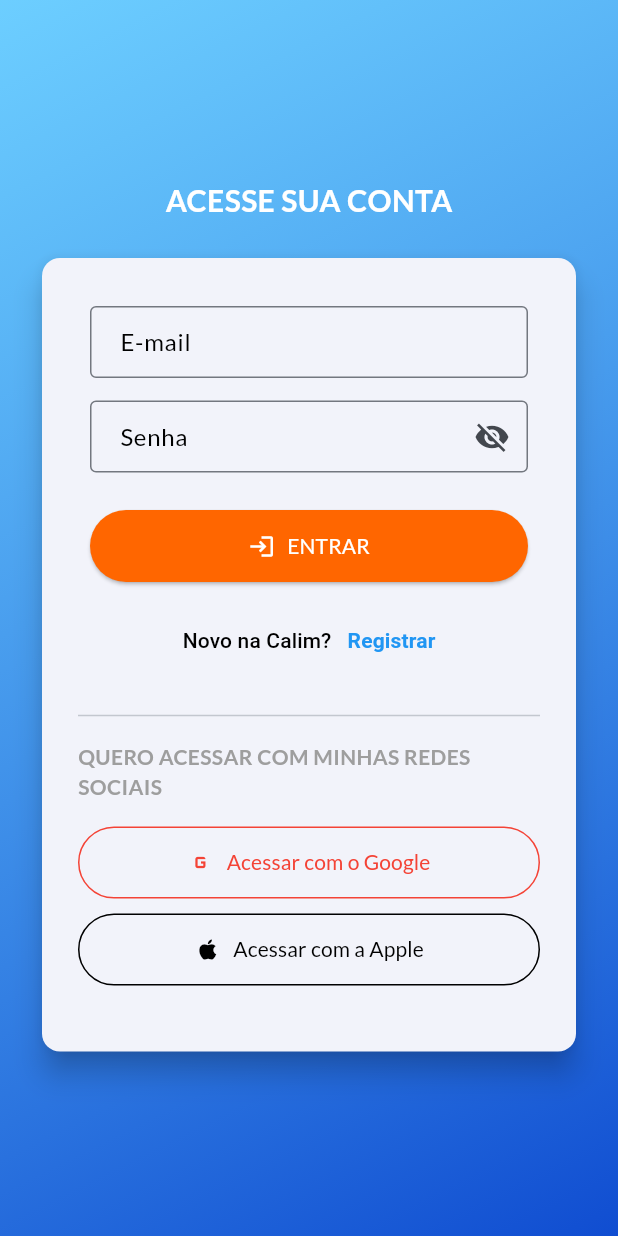
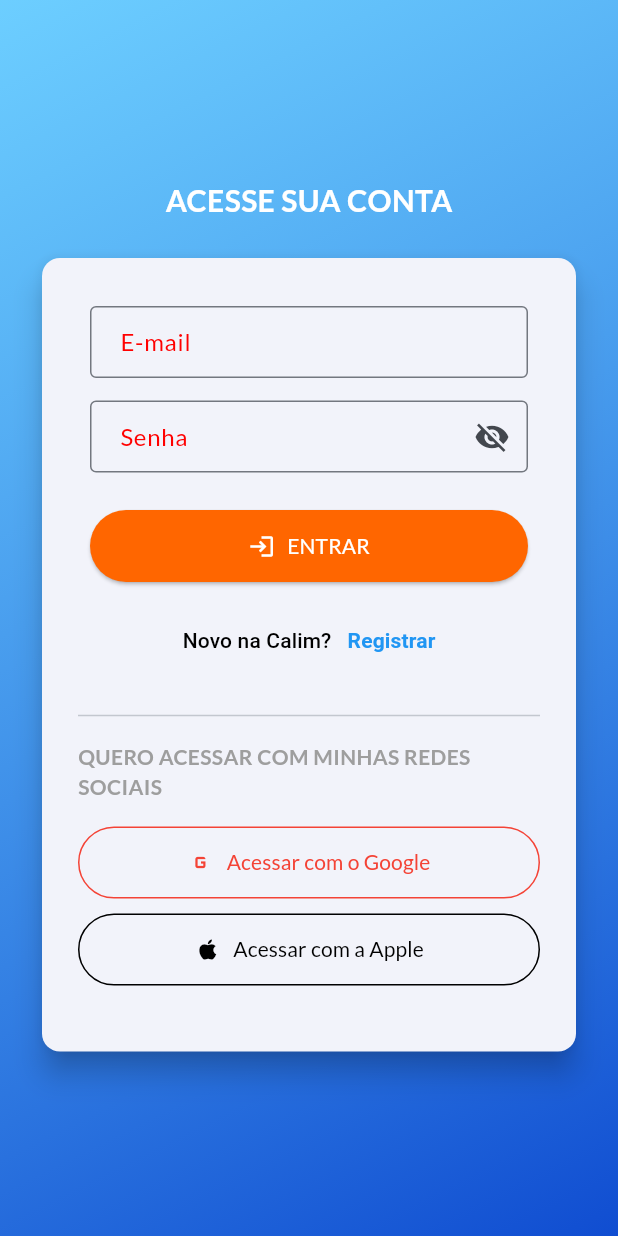
Before and after one commit to danilofreeire/minha-loja, a Flutter app: the screen it shows after launch, on a phone screen of 412 x 824 dp. Run offline on Flutter 3.47's test engine with Material 3 defaults, Android fonts, the phone set to English and light mode, and no system bars.

Commit message:
Modificando cor do icone

```diff
--- a/lib/views/prodcuts_overview_view.dart
+++ b/lib/views/prodcuts_overview_view.dart
@@ -70,7 +70,7 @@ class _ProdcutsOverviewViewState extends State<ProdcutsOverviewView> {
               onPressed: () {
                 Navigator.of(context).pushNamed(AppRoutes.CART);
               },
-              icon: const Icon(Icons.shopping_cart),
+              icon: Icon(Icons.shopping_cart),
             ),
             builder:
                 (ctx, cart, child) =>
--- a/lib/widgets/product_grid_item.dart
+++ b/lib/widgets/product_grid_item.dart
@@ -24,7 +24,7 @@ class ProductGridItem extends StatelessWidget {
                   },
                   icon: Icon(
                     product.isFavorite ? Icons.favorite : Icons.favorite_border,
-                    color: Theme.of(context).hintColor,
+                    color: Theme.of(context).colorScheme.secondary,
                   ),
                 ),
           ),
@@ -48,7 +48,7 @@ class ProductGridItem extends StatelessWidget {
               cart.addItem(product);
             },
             icon: const Icon(Icons.shopping_cart),
-            color: Theme.of(context).hintColor,
+            color: Theme.of(context).colorScheme.secondary,
           ),
 
           backgroundColor: Colors.black87,
--- a/lib/widgets/theme.dart
+++ b/lib/widgets/theme.dart
@@ -34,7 +34,7 @@ class AppTheme {
         focusedBorder: const OutlineInputBorder(
           borderSide: BorderSide(color: Colors.blue, width: 2),
         ),
-        labelStyle: const TextStyle(color: Colors.black),
+        labelStyle: const TextStyle(color: Color.fromARGB(255, 255, 0, 0)),
         floatingLabelStyle: const TextStyle(color: Colors.blue),
         contentPadding: const EdgeInsets.symmetric(
           horizontal: 16,
```
